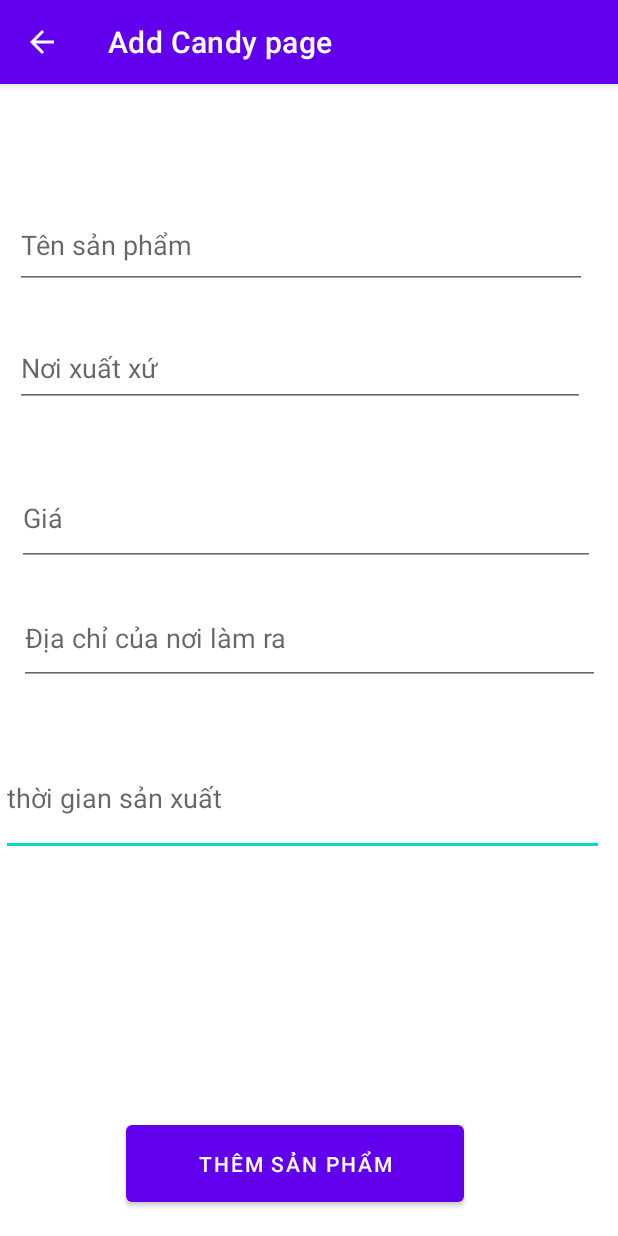
After one commit to hoanglong123000/BBHLCandystore, an Android app: the AddCandyActivity screen opened directly, with no data from a screen before it, on a phone screen of 412 x 824 dp. The commit adds this screen. Run offline under Robolectric (Android 15) with nearby library versions, the phone set to English and light mode, and no system bars.

Commit message:
-Add Database of Candies. -Add List of Candies. -Add adding candy page.

```diff
--- a/app/build.gradle
+++ b/app/build.gradle
@@ -11,8 +11,8 @@ android {
         targetSdk 31
         versionCode 1
         versionName "1.0"
-
         testInstrumentationRunner "androidx.test.runner.AndroidJUnitRunner"
+        vectorDrawables.useSupportLibrary = true
     }
 
     buildTypes {
--- /dev/null
+++ b/app/src/main/java/com/example/bbhlcandystore/AddCandyActivity.java
@@ -0,0 +1,14 @@
+package com.example.bbhlcandystore;
+
+import androidx.appcompat.app.AppCompatActivity;
+
+import android.os.Bundle;
+
+public class AddCandyActivity extends AppCompatActivity {
+
+    @Override
+    protected void onCreate(Bundle savedInstanceState) {
+        super.onCreate(savedInstanceState);
+        setContentView(R.layout.activity_add_candy);
+    }
+}
--- /dev/null
+++ b/app/src/main/res/layout/activity_add_candy.xml
@@ -0,0 +1,103 @@
+<?xml version="1.0" encoding="utf-8"?>
+<androidx.constraintlayout.widget.ConstraintLayout xmlns:android="http://schemas.android.com/apk/res/android"
+    xmlns:app="http://schemas.android.com/apk/res-auto"
+    xmlns:tools="http://schemas.android.com/tools"
+    android:layout_width="match_parent"
+    android:layout_height="match_parent"
+    tools:context=".AddCandyActivity">
+
+    <EditText
+        android:id="@+id/dateinput"
+        android:layout_width="402dp"
+        android:layout_height="77dp"
+        android:ems="10"
+        android:hint="thời gian sản xuất"
+        android:inputType="textPersonName"
+        app:layout_constraintBottom_toBottomOf="parent"
+        app:layout_constraintEnd_toEndOf="parent"
+        app:layout_constraintHorizontal_bias="0.083"
+        app:layout_constraintStart_toStartOf="parent"
+        app:layout_constraintTop_toTopOf="parent"
+        app:layout_constraintVertical_bias="0.633" />
+
+    <EditText
+        android:id="@+id/addressinput"
+        android:layout_width="387dp"
+        android:layout_height="62dp"
+        android:ems="10"
+        android:hint="Địa chỉ của nơi làm ra"
+        android:inputType="textPersonName"
+        app:layout_constraintBottom_toTopOf="@+id/dateinput"
+        app:layout_constraintEnd_toEndOf="parent"
+        app:layout_constraintStart_toStartOf="parent"
+        app:layout_constraintTop_toTopOf="parent"
+        app:layout_constraintVertical_bias="0.903" />
+
+    <EditText
+        android:id="@+id/PlacetoProduce"
+        android:layout_width="380dp"
+        android:layout_height="51dp"
+        android:layout_marginTop="164dp"
+        android:ems="10"
+        android:hint="Nơi xuất xứ"
+        android:inputType="textPersonName"
+        app:layout_constraintBottom_toTopOf="@+id/price"
+        app:layout_constraintEnd_toEndOf="parent"
+        app:layout_constraintHorizontal_bias="0.322"
+        app:layout_constraintStart_toStartOf="parent"
+        app:layout_constraintTop_toTopOf="parent"
+        app:layout_constraintVertical_bias="0.0" />
+
+    <EditText
+        android:id="@+id/price"
+        android:layout_width="385dp"
+        android:layout_height="63dp"
+        android:ems="10"
+        android:hint="Giá"
+        android:inputType="textPersonName"
+        app:layout_constraintBottom_toTopOf="@+id/addressinput"
+        app:layout_constraintEnd_toEndOf="parent"
+        app:layout_constraintHorizontal_bias="0.416"
+        app:layout_constraintStart_toStartOf="parent"
+        app:layout_constraintTop_toTopOf="parent"
+        app:layout_constraintVertical_bias="0.937" />
+
+    <EditText
+        android:id="@+id/TitleofCandy"
+        android:layout_width="381dp"
+        android:layout_height="58dp"
+        android:ems="10"
+        android:hint="Tên sản phẩm"
+        android:inputType="textPersonName"
+        app:layout_constraintBottom_toTopOf="@+id/PlacetoProduce"
+        app:layout_constraintEnd_toEndOf="parent"
+        app:layout_constraintHorizontal_bias="0.333"
+        app:layout_constraintStart_toStartOf="parent"
+        app:layout_constraintTop_toTopOf="parent"
+        app:layout_constraintVertical_bias="0.745" />
+
+    <ImageView
+        android:id="@+id/imageView2"
+        android:layout_width="wrap_content"
+        android:layout_height="wrap_content"
+        app:layout_constraintBottom_toBottomOf="parent"
+        app:layout_constraintEnd_toEndOf="parent"
+        app:layout_constraintHorizontal_bias="0.462"
+        app:layout_constraintStart_toStartOf="parent"
+        app:layout_constraintTop_toTopOf="parent"
+        app:layout_constraintVertical_bias="0.825"
+        tools:srcCompat="@tools:sample/avatars" />
+
+    <Button
+        android:id="@+id/AddCandybtn"
+        android:layout_width="225dp"
+        android:layout_height="63dp"
+        android:text="Thêm sản phẩm"
+        app:backgroundTint="@color/purple_500"
+        app:layout_constraintBottom_toBottomOf="parent"
+        app:layout_constraintEnd_toEndOf="parent"
+        app:layout_constraintHorizontal_bias="0.451"
+        app:layout_constraintStart_toStartOf="parent"
+        app:layout_constraintTop_toTopOf="parent"
+        app:layout_constraintVertical_bias="0.976" />
+</androidx.constraintlayout.widget.ConstraintLayout>
```
Also changed, not shown: app/src/main/AndroidManifest.xml (+7 -5 lines), app/src/main/java/com/example/bbhlcandystore/CandyDBHelper.java (added, +89 -0 lines), app/src/main/java/com/example/bbhlcandystore/MainActivity.java (+14 -78 lines), app/src/main/java/com/example/bbhlcandystore/registeractivity.java (+5 -6 lines), app/src/main/res/layout/activity_main.xml (+20 -2 lines), app/src/main/res/layout/activity_registeractivity.xml (+11 -5 lines).
